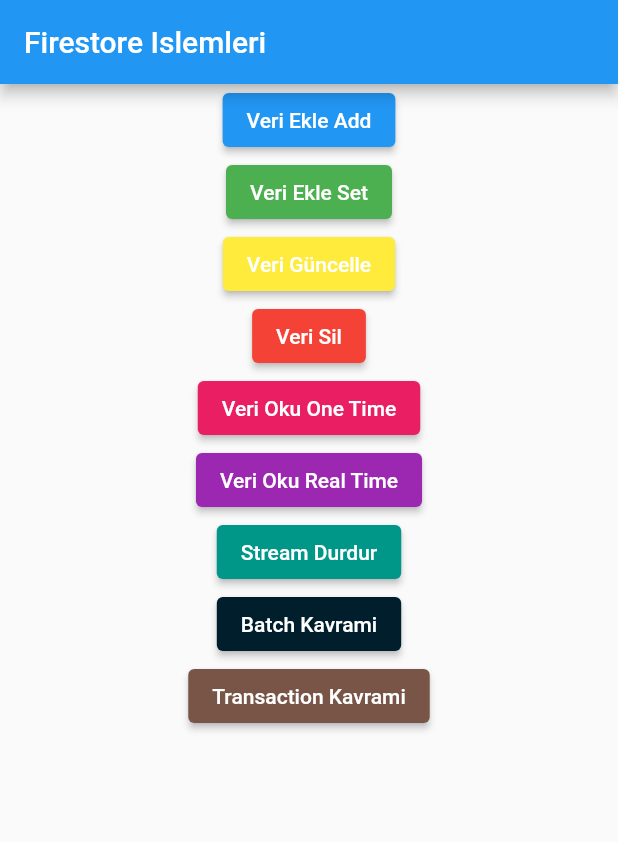
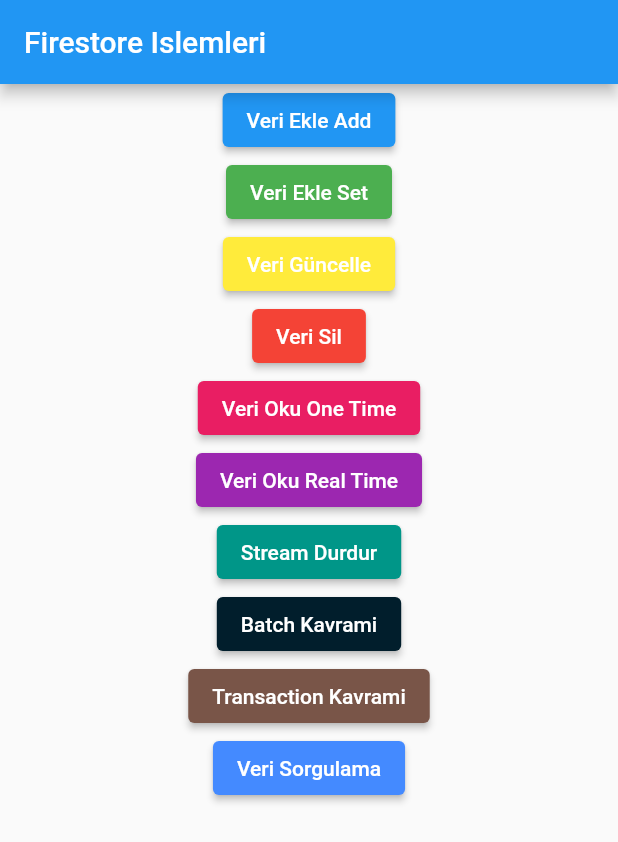
Before and after one commit to aycabadem/firebase_auth1, a Flutter app: the screen it shows after launch, after a tap on "Transaction Kavrami", on a phone screen of 412 x 824 dp. Shown: the top 842 px of the screen. Run offline on Flutter 3.47's test engine with Material 2 defaults, Android fonts, the phone set to English and light mode, and no system bars; our stand-ins replace cloud_firestore, firebase_auth, firebase_core, google_sign_in; accounts and stored records are empty.

```diff
--- a/lib/firestore_islemleri.dart
+++ b/lib/firestore_islemleri.dart
@@ -61,6 +61,11 @@ class FireStoreIslemleri extends StatelessWidget {
             onPressed: () => transactionKavrami(),
             style: ElevatedButton.styleFrom(primary: Colors.brown),
             child: const Text('Transaction Kavrami'),
+          ),
+          ElevatedButton(
+            onPressed: () => queryingData(),
+            style: ElevatedButton.styleFrom(primary: Colors.blueAccent),
+            child: const Text('Veri Sorgulama'),
           ),
         ],
       )),
@@ -165,5 +170,22 @@ class FireStoreIslemleri extends StatelessWidget {
     await _batch.commit();
   }
 
-  transactionKavrami() {}
+  transactionKavrami() async {
+    _firestore.runTransaction((transaction) async {
+      DocumentReference<Map<String, dynamic>> aycaRef =
+          _firestore.doc('users/0UC3vfYHAMZqM7bnzKXq');
+      DocumentReference<Map<String, dynamic>> emreRef =
+          _firestore.doc('users/GJ27Ij9cb6izAvDhqoFb');
+
+      var _aycaSnapshot = await transaction.get(aycaRef);
+      var _aycaBakiye = _aycaSnapshot.data()!['para'];
+      if (_aycaBakiye >= 100) {
+        var _yeniBakiye = _aycaSnapshot.data()!['para'] - 100;
+        transaction.update(aycaRef, {'para': _yeniBakiye});
+        transaction.update(emreRef, {'para': FieldValue.increment(100)});
+      }
+    });
+  }
+
+  queryingData() {}
 }
```
